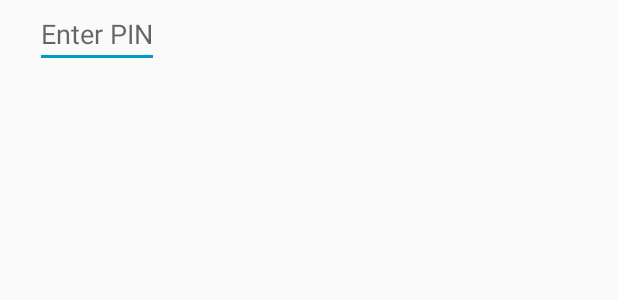
After one commit to King-Henry/SeniorDesign2, an Android app: the layout pin_alertdialog_layout.xml on its own in the app's theme, with its tools: preview values and no code run, on a phone screen of 412 x 824 dp. The commit adds this screen. Shown: the top 300 px of the screen. Run offline under Robolectric (Android 15) with nearby library versions, the phone set to English and light mode, and no system bars.

Commit message:
Bluetooth Interface new complete, notification prompting to unlock door now appears along with a new Bluetooth Auth activity.

```diff
--- a/app/build.gradle
+++ b/app/build.gradle
@@ -40,8 +40,8 @@ dependencies {
     compile 'com.android.support:support-v4:25.3.1'
     compile 'com.android.support:support-vector-drawable:25.3.1'
     compile 'com.google.firebase:firebase-database:11.0.1'
+    compile 'com.github.bumptech.glide:glide:4.0.0-RC1'
     testCompile 'junit:junit:4.12'
-    compile 'com.github.bumptech.glide:glide:4.0.0-RC1'
 }
 
 apply plugin: 'com.google.gms.google-services'
--- a/app/src/main/java/com/wiita/smartlockapp/DatabaseHandler.java
+++ b/app/src/main/java/com/wiita/smartlockapp/DatabaseHandler.java
@@ -31,7 +31,7 @@ public class DatabaseHandler implements ChildEventListener {
     }
 
     public DatabaseHandler(ImageLoaderListener listener){
-        imagesDatabase = FirebaseDatabase.getInstance().getReference("images").endAt();
+        imagesDatabase = FirebaseDatabase.getInstance().getReference("images");
         imagesDatabase.addChildEventListener(this);
         imageLoaderListener = listener;
         handlerThread = new HandlerThread("BACKGROUND_THREAD");
--- /dev/null
+++ b/app/src/main/res/layout/pin_alertdialog_layout.xml
@@ -0,0 +1,17 @@
+<?xml version="1.0" encoding="utf-8"?>
+<FrameLayout xmlns:android="http://schemas.android.com/apk/res/android"
+    android:layout_width="match_parent"
+    android:layout_height="match_parent"
+    android:id="@+id/pin_bluetooth_auth_root">
+
+    <EditText
+        android:layout_width="wrap_content"
+        android:layout_height="wrap_content"
+        android:layout_marginLeft="23dp"
+        android:layout_marginStart="23dp"
+        android:id="@+id/pin_bluetooth_auth_edittext"
+        android:maxLength="6"
+        android:hint="Enter PIN"
+        android:inputType="phone"/>
+
+</FrameLayout>
--- a/app/src/main/res/values/colors.xml
+++ b/app/src/main/res/values/colors.xml
@@ -5,4 +5,5 @@
     <color name="colorAccent">#FF4081</color>
     <color name="materialGray">#BDBDBD</color>
     <color name="materialGrayDark">#9E9E9E</color>
+    <color name="transparent">#00000000</color>
 </resources>
--- a/app/src/main/res/values/styles.xml
+++ b/app/src/main/res/values/styles.xml
@@ -16,6 +16,15 @@
         <item name="windowNoTitle">true</item>
     </style>
 
+    <style name="AppCompatTransparent" parent="Theme.AppCompat.Light">
+        <item name="android:windowBackground">@color/transparent</item>
+        <item name="android:colorBackgroundCacheHint">@null</item>
+        <item name="android:windowIsTranslucent">true</item>
+        <item name="android:windowNoTitle">true</item>
+        <item name="android:windowIsFloating">true</item>
+        <item name="android:windowAnimationStyle">@android:style/Animation</item>
+    </style>
+
     <style name="LoginButton" parent="Theme.AppCompat">
         <item name="colorControlHighlight">@color/cardview_light_background</item>
         <item name="colorButtonNormal">@color/cardview_dark_background</item>
```
Also changed, not shown: app/src/main/AndroidManifest.xml (+12 -0 lines), app/src/main/java/com/wiita/smartlockapp/BluetoothAuthActivity.java (added, +103 -0 lines), app/src/main/java/com/wiita/smartlockapp/BluetoothConnectionHandler.java (+7 -11 lines), app/src/main/java/com/wiita/smartlockapp/BluetoothReceiver.java (added, +90 -0 lines), app/src/main/java/com/wiita/smartlockapp/LoginActivity.java (+9 -19 lines), app/src/main/java/com/wiita/smartlockapp/LoginProvider.java (+6 -9 lines), app/src/main/java/com/wiita/smartlockapp/MainActivity.java (+5 -75 lines), app/src/main/res/layout/activity_bluetooth_auth.xml (added, +9 -0 lines).
